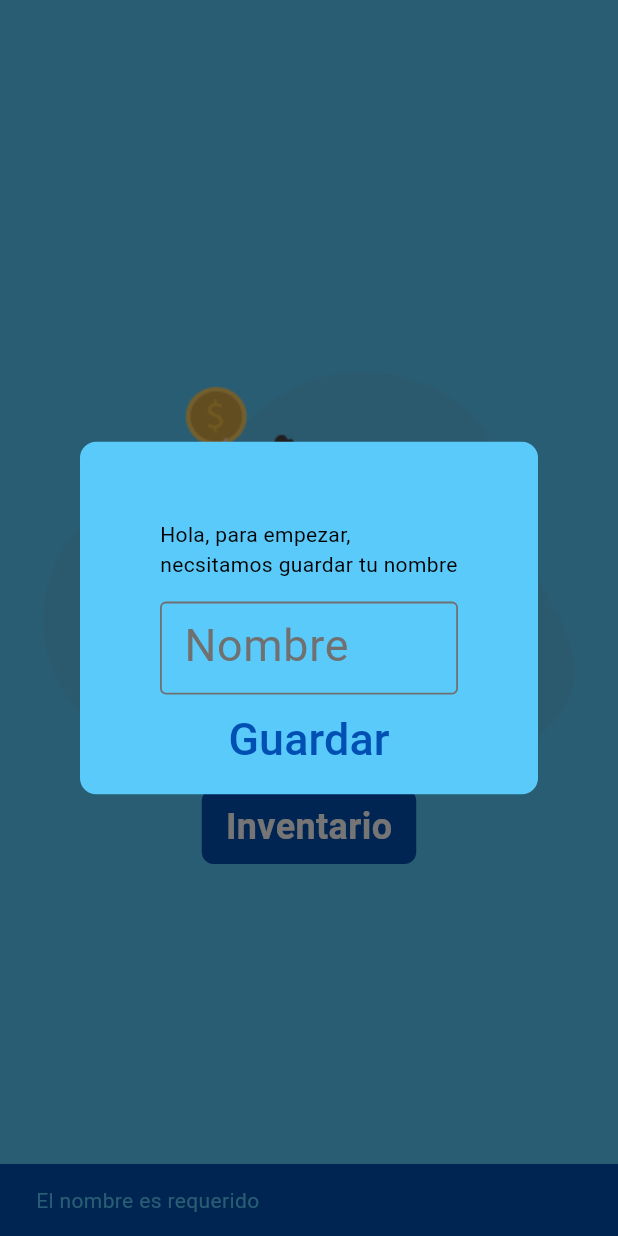
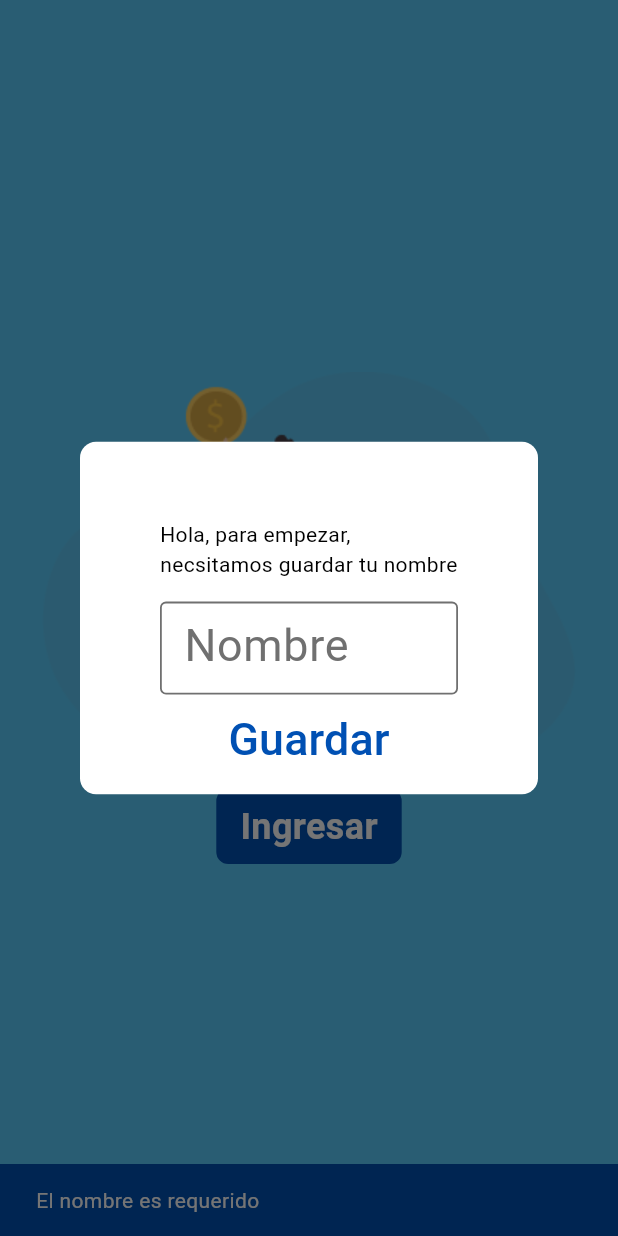
Before and after one commit to JosephLugoGPDS/yummysuchi, a Flutter app: the screen it shows after launch, after a tap on "Guardar", on a phone screen of 412 x 824 dp. Run offline on Flutter 3.47's test engine with Material 3 defaults, Android fonts, the phone set to English and light mode, and no system bars; our stand-ins replace cloud_firestore, device_info_plus, firebase_core, flutter_bloc, flutter_speed_dial, flutter_svg and 5 more; accounts and stored records are empty; generated files the repository leaves out were written again.

Commit message:
fix: add loop splash is logged

```diff
--- a/lib/app/app.dart
+++ b/lib/app/app.dart
@@ -63,6 +63,7 @@ class App extends StatelessWidget {
       child: MaterialApp(
         navigatorKey: navigatorKey,
         theme: AppTheme.themeMobile(context).copyWith(
+          useMaterial3: true,
           scrollbarTheme: ScrollbarThemeData(
             thumbColor: MaterialStateProperty.all<Color>(AppTheme.accentColor),
             minThumbLength: 40,
--- a/lib/app/constants/app_theme.dart
+++ b/lib/app/constants/app_theme.dart
@@ -22,7 +22,7 @@ abstract class AppTheme {
         background: Colors.transparent,
         onBackground: yellowColor,
         brightness: Brightness.light,
-        surface: primaryColor,
+        surface: Colors.white,
         onSurface: accentColor,
       ),
       textTheme: const TextTheme(),
--- a/lib/injector_container.dart
+++ b/lib/injector_container.dart
@@ -18,7 +18,7 @@ import 'package:inventario_yummy_sushi/blocs/uuid/get_uuid_bloc.dart';
 final sl = GetIt.instance;
 
 Future<void> init() async {
-  sl.registerLazySingleton<IsSavedUserCubit>(
+  sl.registerFactory<IsSavedUserCubit>(
       () => IsSavedUserCubit()..loadSavedUser());
   sl.registerLazySingleton<GetUuidBloc>(
       () => GetUuidBloc()..add(const FetchUuidEvent()));
--- a/lib/views/splash_view.dart
+++ b/lib/views/splash_view.dart
@@ -20,7 +20,7 @@ class SplashView extends StatelessWidget {
     return MultiBlocProvider(
       providers: [
         BlocProvider(
-          create: (_) => di.sl<IsSavedUserCubit>(),
+          create: (_) => di.sl<IsSavedUserCubit>()..loadSavedUser(),
         ),
       ],
       child: const SplashScreen(),
@@ -41,19 +41,16 @@ class SplashScreen extends StatelessWidget {
         child: BlocBuilder<GetUuidBloc, GetUuidState>(
             builder: (context, stateGetUuidState) {
           if (stateGetUuidState is GetUuidSuccess) {
-              return Column(
-                mainAxisAlignment: MainAxisAlignment.center,
-                children: [
-                  BlocListener<IsSavedUserCubit, bool>(
+            return BlocListener<IsSavedUserCubit, bool>(
               listener: (context, stateIsSavedUserCubit) async {
                 if (stateIsSavedUserCubit) {
                   Navigator.of(context).pushReplacementNamed('/home');
                   context
                       .read<GetUserBloc>()
                       .add(FetchUserEvent(uuid: stateGetUuidState.uuid));
-                        context.read<GetInventoriesBloc>().add(
-                            FetchInventoriesEvent(
-                                uuid: stateGetUuidState.uuid));
+                  context
+                      .read<GetInventoriesBloc>()
+                      .add(FetchInventoriesEvent(uuid: stateGetUuidState.uuid));
                 } else {
                   showDialog(
                     barrierDismissible: false,
@@ -66,8 +63,7 @@ class SplashScreen extends StatelessWidget {
                           contentPadding:
                               EdgeInsets.fromLTRB(10.w, 10.h, 10.w, 10.h),
                           child: Padding(
-                                  padding:
-                                      EdgeInsets.symmetric(horizontal: 15.w),
+                            padding: EdgeInsets.symmetric(horizontal: 15.w),
                             child: Column(
                               mainAxisSize: MainAxisSize.min,
                               children: [
@@ -76,8 +72,7 @@ class SplashScreen extends StatelessWidget {
                                 ),
                                 Text(
                                   l10n.welcomeNameRequired,
-                                        style: const TextStyle(
-                                            color: Colors.black),
+                                  style: const TextStyle(color: Colors.black),
                                 ),
                                 SizedBox(
                                   height: 20.h,
@@ -106,10 +101,8 @@ class SplashScreen extends StatelessWidget {
                                       ScaffoldMessenger.of(context)
                                           .showSnackBar(
                                         SnackBar(
-                                                content:
-                                                    Text(l10n.nameRequired),
-                                                backgroundColor:
-                                                    AppTheme.accentColor,
+                                          content: Text(l10n.nameRequired),
+                                          backgroundColor: AppTheme.accentColor,
                                         ),
                                       );
                                     }
@@ -128,8 +121,9 @@ class SplashScreen extends StatelessWidget {
                   );
                 }
               },
-                    child: const SizedBox(),
-                  ),
+              child: Column(
+                mainAxisAlignment: MainAxisAlignment.center,
+                children: [
                   Assets.splashPng.image(),
                   const SizedBox(height: 16),
                   Container(
@@ -140,7 +134,7 @@ class SplashScreen extends StatelessWidget {
                       borderRadius: BorderRadius.circular(8),
                     ),
                     child: const Text(
-                      'Inventario',
+                      'Ingresar',
                       style: TextStyle(
                         color: Colors.white,
                         fontSize: 24,
@@ -149,6 +143,7 @@ class SplashScreen extends StatelessWidget {
                     ),
                   ),
                 ],
+              ),
             );
           } else {
             return Column(
@@ -164,7 +159,7 @@ class SplashScreen extends StatelessWidget {
                     borderRadius: BorderRadius.circular(8),
                   ),
                   child: const Text(
-                      'Inventario',
+                    'Ingresar',
                     style: TextStyle(
                       color: Colors.white,
                       fontSize: 24,
@@ -175,8 +170,7 @@ class SplashScreen extends StatelessWidget {
               ],
             );
           }
-          },
-        ),
+        }),
       ),
     );
   }
```
Lines whose indentation alone changed are shown as unchanged.
